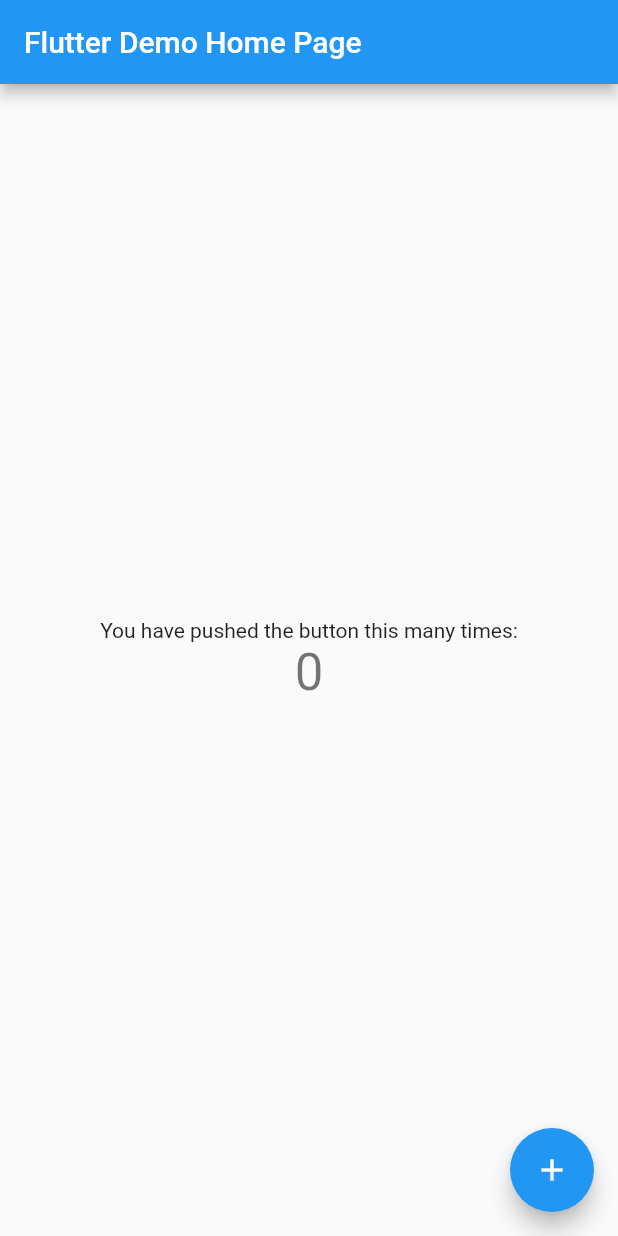
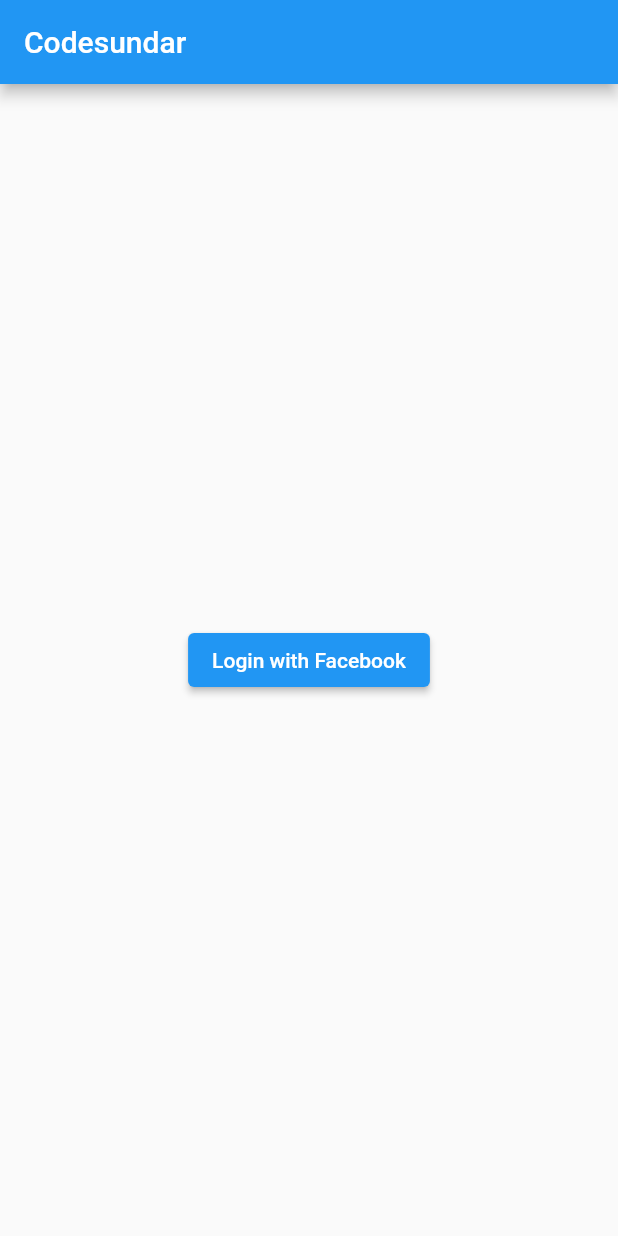
Before and after one commit to eslam733/social_media_autn, a Flutter app: the screen it shows after launch, on a phone screen of 412 x 824 dp. Run offline on Flutter 3.47's test engine with Material 2 defaults, Android fonts, the light colour scheme and no system bars; our stand-ins replace firebase_auth, firebase_core, google_sign_in; missing offline and left inert: flutter_facebook_auth; accounts and stored records are empty.

Commit message:
add facebook autn

```diff
--- /dev/null
+++ b/lib/google_provider.dart
@@ -0,0 +1,47 @@
+import 'package:firebase_auth/firebase_auth.dart';
+import 'package:flutter/cupertino.dart';
+import 'package:google_sign_in/google_sign_in.dart';
+import 'package:provider/provider.dart';
+import 'package:social_media_autn/route.dart';
+
+
+class GoogleProvider extends ChangeNotifier {
+  static final googleProvider = Provider.of<GoogleProvider>(
+      RoutesHelper.navigatorKey.currentContext!,
+      listen: false);
+  final googleSinIn = GoogleSignIn();
+
+  GoogleSignInAccount? _user;
+  GoogleSignInAccount? get user => _user;
+
+  Future<void> googleLogout() async {
+   await googleSinIn.disconnect();
+    await googleSinIn.signOut();
+  }
+
+  Future<bool> ifLogin() async {
+    return await googleSinIn.isSignedIn();
+
+  }
+
+  Future googleLogin() async {
+    try {
+      final googleUser = await googleSinIn.signIn();
+      if (googleUser == null) {
+        googleLogout();
+        return;
+      }
+
+      _user = googleUser;
+      final googleAutn = await googleUser.authentication;
+      final credential = GoogleAuthProvider.credential(
+          accessToken: googleAutn.accessToken, idToken: googleAutn.idToken);
+
+      await FirebaseAuth.instance.signInWithCredential(credential);
+      notifyListeners();
+    } catch (err) {
+      // print(err);
+      googleLogout();
+    }
+  }
+}
--- a/lib/main.dart
+++ b/lib/main.dart
@@ -1,46 +1,41 @@
+import 'package:firebase_core/firebase_core.dart';
 import 'package:flutter/material.dart';
+import 'package:flutter_facebook_auth/flutter_facebook_auth.dart';
+import 'package:provider/provider.dart';
+import 'package:social_media_autn/google_provider.dart';
+import 'package:social_media_autn/route.dart';
 
-void main() {
+import 'firebase_options.dart';
+
+Future<void> main() async {
+  WidgetsFlutterBinding.ensureInitialized();
+  await Firebase.initializeApp(
+    options: DefaultFirebaseOptions.currentPlatform,
+  );
   runApp(const MyApp());
 }
 
 class MyApp extends StatelessWidget {
   const MyApp({super.key});
 
-  // This widget is the root of your application.
   @override
   Widget build(BuildContext context) {
-    return MaterialApp(
-      title: 'Flutter Demo',
-      theme: ThemeData(
-        // This is the theme of your application.
-        //
-        // Try running your application with "flutter run". You'll see the
-        // application has a blue toolbar. Then, without quitting the app, try
-        // changing the primarySwatch below to Colors.green and then invoke
-        // "hot reload" (press "r" in the console where you ran "flutter run",
-        // or simply save your changes to "hot reload" in a Flutter IDE).
-        // Notice that the counter didn't reset back to zero; the application
-        // is not restarted.
-        primarySwatch: Colors.blue,
+    return ChangeNotifierProvider(
+      create: (context) => GoogleProvider(),
+      child: MaterialApp(
+        title: 'Flutter Demo',
+        navigatorKey: RoutesHelper.navigatorKey,
+        theme: ThemeData(
+          primarySwatch: Colors.blue,
+        ),
+        home:  HomePage(),
       ),
-      home: const MyHomePage(title: 'Flutter Demo Home Page'),
     );
   }
 }
 
 class MyHomePage extends StatefulWidget {
   const MyHomePage({super.key, required this.title});
-
-  // This widget is the home page of your application. It is stateful, meaning
-  // that it has a State object (defined below) that contains fields that affect
-  // how it looks.
-
-  // This class is the configuration for the state. It holds the values (in this
-  // case the title) provided by the parent (in this case the App widget) and
-  // used by the build method of the State. Fields in a Widget subclass are
-  // always marked "final".
-
   final String title;
 
   @override
@@ -48,68 +43,100 @@
 }
 
 class _MyHomePageState extends State<MyHomePage> {
-  int _counter = 0;
+  bool ifLogin = false;
 
-  void _incrementCounter() {
-    setState(() {
-      // This call to setState tells the Flutter framework that something has
-      // changed in this State, which causes it to rerun the build method below
-      // so that the display can reflect the updated values. If we changed
-      // _counter without calling setState(), then the build method would not be
-      // called again, and so nothing would appear to happen.
-      _counter++;
-    });
+  @override
+  void initState() {
+    super.initState();
+    checkGoogleLogin();
+  }
+
+  Future<void> checkGoogleLogin() async {
+    if (await GoogleProvider.googleProvider.ifLogin()) {
+      ifLogin = true;
+    } else {
+      ifLogin = false;
+    }
+    setState(() {});
+  }
+
+  Future<void> login() async {
+    await GoogleProvider.googleProvider.googleLogin();
+    checkGoogleLogin();
+  }
+
+  Future<void> logout() async {
+    await GoogleProvider.googleProvider.googleLogout();
+    checkGoogleLogin();
   }
 
   @override
   Widget build(BuildContext context) {
-    // This method is rerun every time setState is called, for instance as done
-    // by the _incrementCounter method above.
-    //
-    // The Flutter framework has been optimized to make rerunning build methods
-    // fast, so that you can just rebuild anything that needs updating rather
-    // than having to individually change instances of widgets.
     return Scaffold(
       appBar: AppBar(
-        // Here we take the value from the MyHomePage object that was created by
-        // the App.build method, and use it to set our appbar title.
         title: Text(widget.title),
       ),
       body: Center(
-        // Center is a layout widget. It takes a single child and positions it
-        // in the middle of the parent.
-        child: Column(
-          // Column is also a layout widget. It takes a list of children and
-          // arranges them vertically. By default, it sizes itself to fit its
-          // children horizontally, and tries to be as tall as its parent.
-          //
-          // Invoke "debug painting" (press "p" in the console, choose the
-          // "Toggle Debug Paint" action from the Flutter Inspector in Android
-          // Studio, or the "Toggle Debug Paint" command in Visual Studio Code)
-          // to see the wireframe for each widget.
-          //
-          // Column has various properties to control how it sizes itself and
-          // how it positions its children. Here we use mainAxisAlignment to
-          // center the children vertically; the main axis here is the vertical
-          // axis because Columns are vertical (the cross axis would be
-          // horizontal).
-          mainAxisAlignment: MainAxisAlignment.center,
-          children: <Widget>[
-            const Text(
-              'You have pushed the button this many times:',
-            ),
-            Text(
-              '$_counter',
-              style: Theme.of(context).textTheme.headline4,
-            ),
-          ],
-        ),
+        child: ifLogin
+            ? TextButton(onPressed: logout, child: const Text('Logout'))
+            : TextButton(onPressed: login, child: const Text('Login')),
       ),
-      floatingActionButton: FloatingActionButton(
-        onPressed: _incrementCounter,
-        tooltip: 'Increment',
-        child: const Icon(Icons.add),
-      ), // This trailing comma makes auto-formatting nicer for build methods.
     );
   }
 }
+
+
+class HomePage extends StatefulWidget {
+  @override
+  _HomePageState createState() => _HomePageState();
+}
+
+class _HomePageState extends State<HomePage> {
+  bool _isLoggedIn = false;
+  Map _userObj = {};
+
+  @override
+  Widget build(BuildContext context) {
+    return Scaffold(
+      appBar: AppBar(
+        title: Text("Codesundar"),
+      ),
+      body: Container(
+        child: _isLoggedIn
+            ? Column(
+                children: [
+                  Image.network(_userObj["picture"]["data"]["url"]),
+                  Text(_userObj["name"]),
+                  Text(_userObj["email"]),
+                  TextButton(
+                      onPressed: () {
+                        FacebookAuth.instance.logOut().then((value) {
+                          setState(() {
+                            _isLoggedIn = false;
+                            _userObj = {};
+                          });
+                        });
+                      },
+                      child: Text("Logout"))
+                ],
+              )
+            : Center(
+                child: ElevatedButton(
+                  child: Text("Login with Facebook"),
+                  onPressed: () async {
+                    FacebookAuth.instance.login(
+                        permissions: ["public_profile", "email"]).then((value) {
+                      FacebookAuth.instance.getUserData().then((userData) {
+                        setState(() {
+                          _isLoggedIn = true;
+                          _userObj = userData;
+                        });
+                      });
+                    });
+                  },
+                ),
+              ),
+      ),
+    );
+  }
+}
--- /dev/null
+++ b/lib/route.dart
@@ -0,0 +1,20 @@
+import 'package:flutter/material.dart';
+
+class RoutesHelper {
+  static final navigatorKey = GlobalKey<NavigatorState>();
+  // static Route generateRoute(RouteSettings settings) {
+  //   final args = settings.arguments;
+  //   switch (settings.name) {
+  //     case splashScreen:
+  //       return pageRoute(SplashScreen());
+  //     default:
+  //       return pageRoute(SplashScreen());
+  //   }
+  // }
+
+  static MaterialPageRoute pageRoute(Widget screen, {Object? arg}) {
+    return MaterialPageRoute(
+      builder: (context) => screen,
+    );
+  }
+}
--- a/pubspec.yaml
+++ b/pubspec.yaml
@@ -36,6 +36,12 @@
   # The following adds the Cupertino Icons font to your application.
   # Use with the CupertinoIcons class for iOS style icons.
   cupertino_icons: ^1.0.2
+  firebase_core: ^2.1.0
+  google_sign_in: ^5.4.2
+  firebase_auth: ^4.0.2
+  provider: ^6.0.0
+  flutter_facebook_auth: ^5.0.6
+  change_app_package_name: ^1.1.0
 
 dev_dependencies:
   flutter_test:
```
Also changed, not shown: lib/firebase_options.dart (added), pubspec.lock, 16 other files.
